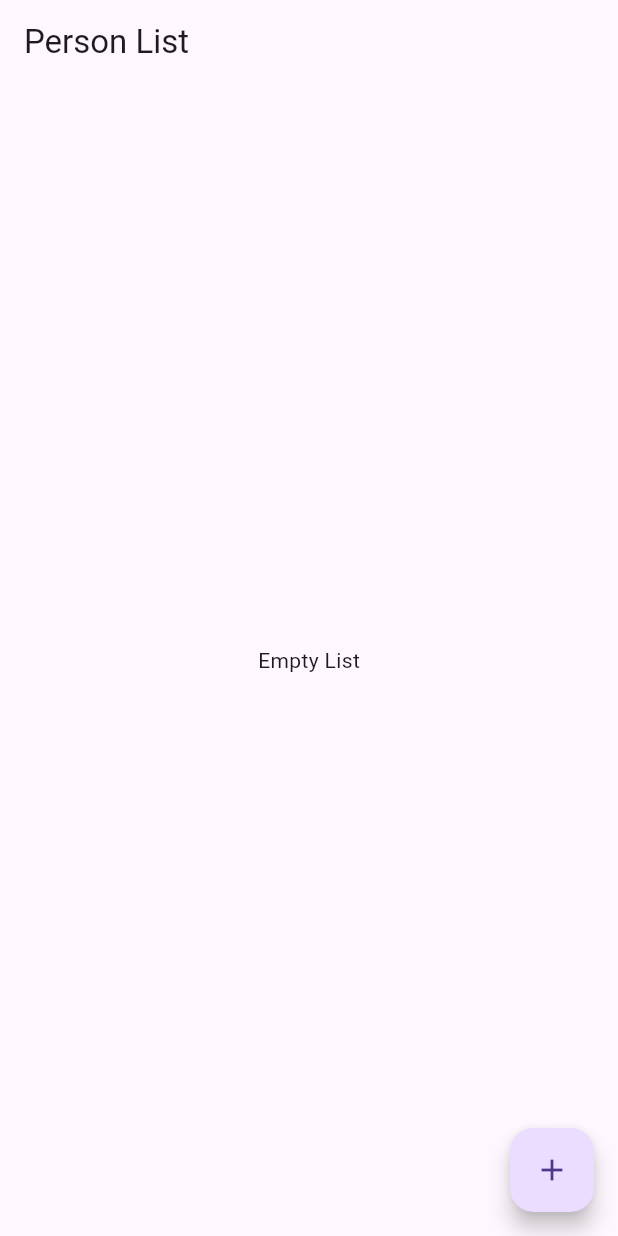
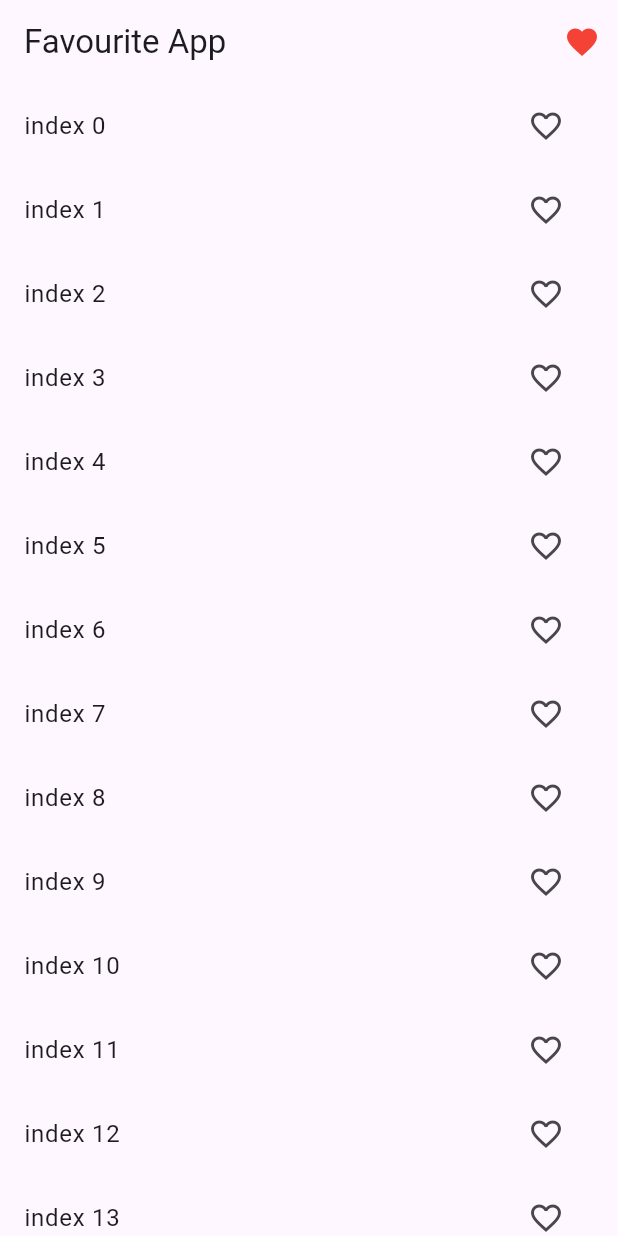
Before and after one commit to pankaj1101/flutter_bloc, a Flutter app: the screen it shows after launch, on a phone screen of 412 x 824 dp. Run offline on Flutter 3.47's test engine with Material 3 defaults, Android fonts, the phone set to English and light mode, and no system bars; our stand-ins replace bloc, equatable, flutter_bloc, image_picker.

Commit message:
Added code for display list

```diff
--- /dev/null
+++ b/lib/bloc/favourite_app/favourite_app_bloc.dart
@@ -0,0 +1,28 @@
+import 'dart:async';
+import 'dart:convert';
+
+import 'package:bloc/bloc.dart';
+import 'package:equatable/equatable.dart';
+import 'package:sample/model/person.dart';
+import 'package:sample/utils/person_data_list.dart';
+
+part 'favourite_app_event.dart';
+part 'favourite_app_state.dart';
+
+class FavouriteAppBloc extends Bloc<FavouriteAppEvent, FavouriteAppState> {
+  FavouriteAppBloc()
+      : super(const FavouriteAppInitial(personList: [], favPersonList: [])) {
+    on<SetPersonListEvent>(_setPersonList);
+    final List<dynamic> jsonList = json.decode(personDetailsList);
+    final List<Person> personList =
+        jsonList.map((json) => Person.fromJson(json)).toList();
+
+    add(SetPersonListEvent(personList: personList));
+  }
+
+  FutureOr<void> _setPersonList(
+      SetPersonListEvent event, Emitter<FavouriteAppState> emit) {
+    final currentState = state as FavouriteAppInitial;
+    emit(currentState.copyWith(personList: event.personList));
+  }
+}
--- /dev/null
+++ b/lib/bloc/favourite_app/favourite_app_event.dart
@@ -0,0 +1,19 @@
+part of 'favourite_app_bloc.dart';
+
+sealed class FavouriteAppEvent extends Equatable {
+  const FavouriteAppEvent();
+
+  @override
+  List<Object> get props => [];
+}
+
+class SetPersonListEvent extends FavouriteAppEvent {
+  final List<Person> personList;
+
+  const SetPersonListEvent({
+    required this.personList,
+  });
+
+  @override
+  List<Object> get props => [personList];
+}
--- /dev/null
+++ b/lib/bloc/favourite_app/favourite_app_state.dart
@@ -0,0 +1,31 @@
+part of 'favourite_app_bloc.dart';
+
+sealed class FavouriteAppState extends Equatable {
+  const FavouriteAppState();
+
+  @override
+  List<Object> get props => [];
+}
+
+final class FavouriteAppInitial extends FavouriteAppState {
+  final List<Person> personList;
+  final List<Person> favPersonList;
+
+  const FavouriteAppInitial({
+    required this.personList,
+    required this.favPersonList,
+  });
+
+  FavouriteAppInitial copyWith({
+    final List<Person>? personList,
+    final List<Person>? favPersonList,
+  }) {
+    return FavouriteAppInitial(
+      personList: personList ?? this.personList,
+      favPersonList: favPersonList ?? this.favPersonList,
+    );
+  }
+
+  @override
+  List<Object> get props => [personList, favPersonList];
+}
--- a/lib/main.dart
+++ b/lib/main.dart
@@ -1,10 +1,11 @@
 import 'package:flutter/material.dart';
 import 'package:flutter_bloc/flutter_bloc.dart';
 import 'package:sample/bloc/counter_bloc/counter_bloc.dart';
+import 'package:sample/bloc/favourite_app/favourite_app_bloc.dart';
 import 'package:sample/bloc/list_example/list_example_bloc.dart';
 import 'package:sample/bloc/registration/registration_bloc.dart';
 import 'package:sample/bloc/sample/sample_bloc.dart';
-import 'package:sample/ui/list_example.dart';
+import 'package:sample/ui/favourite_app_sreen.dart';
 import 'package:sample/utils/image_picker_utils.dart';
 
 void main() {
@@ -23,9 +24,11 @@ class MyApp extends StatelessWidget {
         BlocProvider<SampleBloc>(
             create: (context) => SampleBloc(ImagePickerUtis())),
         BlocProvider<ListExampleBloc>(create: (context) => ListExampleBloc()),
+        BlocProvider<FavouriteAppBloc>(create: (context) => FavouriteAppBloc()),
       ],
       child: const MaterialApp(
-        home: ListExample(),
+        debugShowCheckedModeBanner: false,
+        home: FavouriteAppScreen(),
       ),
     );
   }
--- /dev/null
+++ b/lib/ui/favourite_app_sreen.dart
@@ -0,0 +1,53 @@
+import 'package:flutter/material.dart';
+import 'package:flutter_bloc/flutter_bloc.dart';
+import 'package:sample/bloc/favourite_app/favourite_app_bloc.dart';
+
+class FavouriteAppScreen extends StatelessWidget {
+  const FavouriteAppScreen({super.key});
+
+  @override
+  Widget build(BuildContext context) {
+    print('Inside Build');
+    return Scaffold(
+      appBar: AppBar(
+        title: const Text('Favourite App'),
+        actions: [
+          IconButton(
+            onPressed: () {},
+            icon: const Icon(
+              Icons.favorite,
+              color: Colors.red,
+            ),
+          )
+        ],
+      ),
+      body: BlocBuilder<FavouriteAppBloc, FavouriteAppState>(
+        builder: (context, state) {
+          print('Inside Bloc');
+
+          state as FavouriteAppInitial;
+
+          if (state.personList.isEmpty) {
+            return const Center(
+              child: Text('No Data'),
+            );
+          } else if (state.personList.isNotEmpty) {
+            return ListView.builder(
+                itemCount: state.personList.length,
+                itemBuilder: (_, index) {
+                  return ListTile(
+                    title: Text('index $index'),
+                    trailing: IconButton(
+                      onPressed: () {},
+                      icon: const Icon(Icons.favorite_border),
+                    ),
+                  );
+                });
+          } else {
+            return const SizedBox();
+          }
+        },
+      ),
+    );
+  }
+}
```
